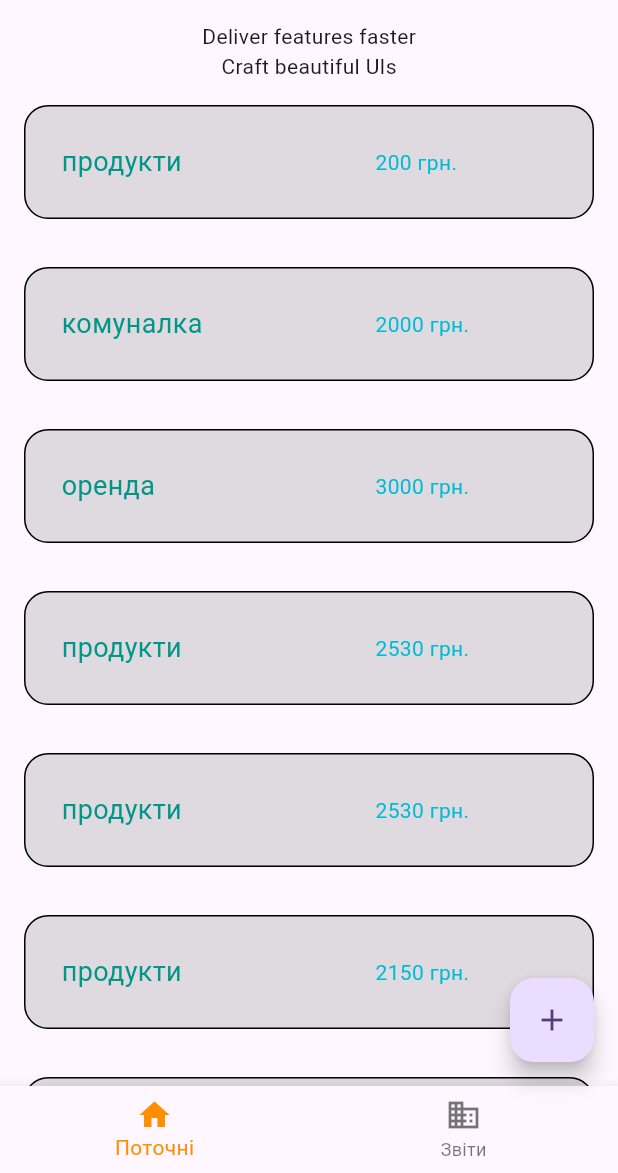
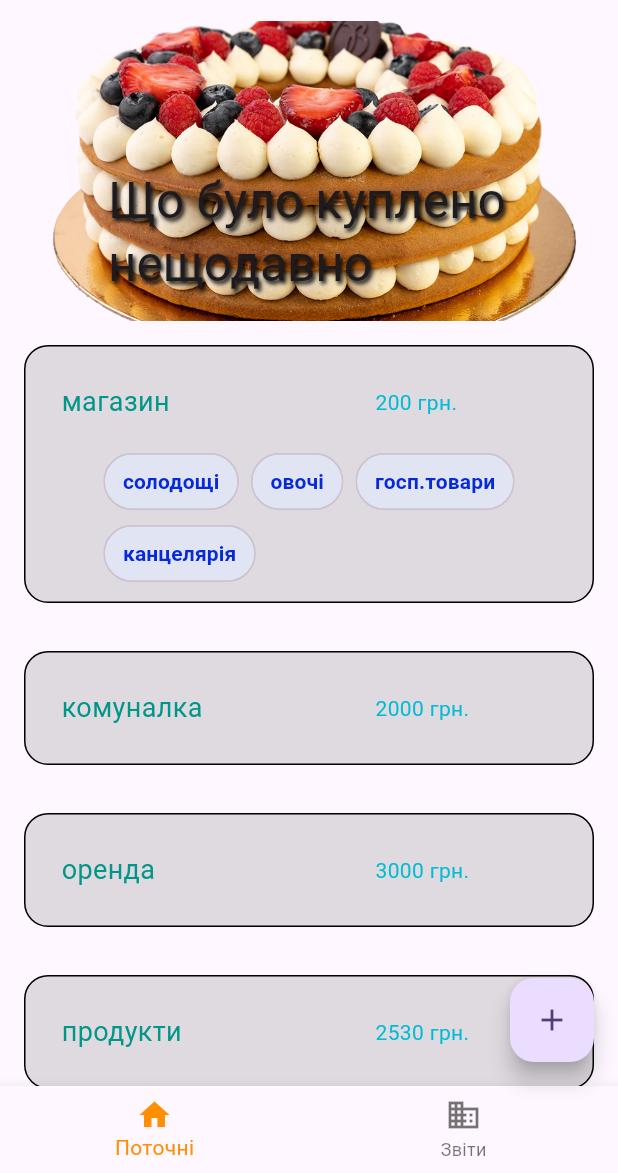
Before and after one commit to lizakolot12/MyFinances, a Flutter app: the screen it shows after launch, on a phone screen of 412 x 824 dp, the part 63-1236 px from its top. Run offline on Flutter 3.47's test engine with Material 2 defaults, Android fonts, the light colour scheme and no system bars.

Commit message:
initial for lesson9

```diff
--- a/lib/data/data.dart
+++ b/lib/data/data.dart
@@ -2,11 +2,11 @@ class Transaction {
   final int _id;
   final String _name;
   final int _total;
-  final String? _tag;
+  final List<String>? _tags;
 
-  Transaction(this._id, this._name, this._total, this._tag);
+  Transaction(this._id, this._name, this._total, this._tags);
 
-  String? get tag => _tag;
+  List<String>? get tags => _tags;
 
   int get total => _total;
 
@@ -23,7 +23,7 @@ class TransactionRepository {
   }
 
   TransactionRepository() {
-    _transactions.add(Transaction(1, "продукти", 200, null));
+    _transactions.add(Transaction(1, "магазин", 200, ["солодощі", "овочі", "госп.товари", "канцелярія"]));
     _transactions.add(Transaction(2, "комуналка", 2000, null));
     _transactions.add(Transaction(3, "оренда", 3000, null));
     _transactions.add(Transaction(4, "продукти", 2530, null));
--- a/lib/items.dart
+++ b/lib/items.dart
@@ -1,6 +1,5 @@
 import 'package:flutter/material.dart';
 import 'package:my_study/data/data.dart';
-
 
 class TransactionItem extends StatelessWidget {
   final Transaction transaction;
@@ -15,10 +14,10 @@ class TransactionItem extends StatelessWidget {
       decoration: BoxDecoration(
         color: Colors.black12,
         border: Border.all(width: 1.0),
-        borderRadius: const BorderRadius.all(Radius.circular(16.0)
+        borderRadius: const BorderRadius.all(Radius.circular(16.0)),
       ),
-      ),
-      child: Row(
+      child: Column(children: [
+        Row(
           children: [
             Expanded(
                 flex: 3,
@@ -39,6 +38,26 @@ class TransactionItem extends StatelessWidget {
                         )))),
           ],
         ),
+        Wrap(
+          spacing: 8,
+          children: [
+            for (var i in transaction.tags ?? [])
+              Chip(
+                  backgroundColor: Color(0xFFE1E4F3),
+                  padding:
+                      const EdgeInsets.symmetric(vertical: 8, horizontal: 4),
+                  shape: const RoundedRectangleBorder(
+                      borderRadius: BorderRadius.all(Radius.circular(20))),
+                  label: Text(
+                    i,
+                    style: const TextStyle(
+                        fontSize: 14,
+                        fontWeight: FontWeight.w600,
+                        color: Color(0xFF072AD7)),
+                  )),
+          ],
+        ),
+      ]),
     );
   }
 }
--- a/lib/main.dart
+++ b/lib/main.dart
@@ -37,6 +37,7 @@
   bool _grid = false;
   final List<Transaction> _list = TransactionRepository().getAll();
   int _selectedIndex = 0;
+  bool _stretch = true;
 
   void _changeView() {
     setState(() {
@@ -84,12 +85,62 @@
           appBar: AppBar(
             title: const Text('Мої витрати'),
           ),
-          body: _selectedIndex == 0
-              ? createBody(context)
+            body: _selectedIndex == 0
+              ? mySliver()
               : const Center(
                   child: Text('Вміст вкладки 2'),
                 ),
+
         ));
+  }
+
+  Widget mySliver(){
+    return CustomScrollView(
+      physics: const BouncingScrollPhysics(),
+      slivers: <Widget>[
+        SliverAppBar(
+          stretch: _stretch,
+          onStretchTrigger: () async {
+            // Triggers when stretching
+          },
+          // [stretchTriggerOffset] describes the amount of overscroll that must occur
+          // to trigger [onStretchTrigger]
+          //
+          // Setting [stretchTriggerOffset] to a value of 300.0 will trigger
+          // [onStretchTrigger] when the user has overscrolled by 300.0 pixels.
+          stretchTriggerOffset: 300.0,
+          expandedHeight: 200.0,
+          flexibleSpace: FlexibleSpaceBar(
+            title: const Text('Що було куплено нещодавно',
+                style: TextStyle(shadows: <Shadow>[
+                  Shadow(
+                    offset: Offset(1.0, 1.0),
+                    blurRadius: 3.0,
+                    color: Color.fromARGB(255, 0, 0, 0),
+                  ),
+                  /*    Shadow(
+                          offset: Offset(10.0, 10.0),
+                          blurRadius: 8.0,
+                          color: Color.fromARGB(125, 0, 0, 255),
+                        )*/
+                ])),
+            background:
+            Image.asset("assets/images/cake.png", fit: BoxFit.cover),
+          ),
+        ),
+        SliverList(
+          delegate: SliverChildBuilderDelegate(
+                (BuildContext context, int index) {
+              return TransactionItem(
+                transaction: _list[index],
+                key: UniqueKey(),
+              );
+            },
+            childCount: _list.length,
+          ),
+        ),
+      ],
+    );
   }
 
   Widget buildList(BuildContext context) {
```
Lines whose indentation alone changed are shown as unchanged.
